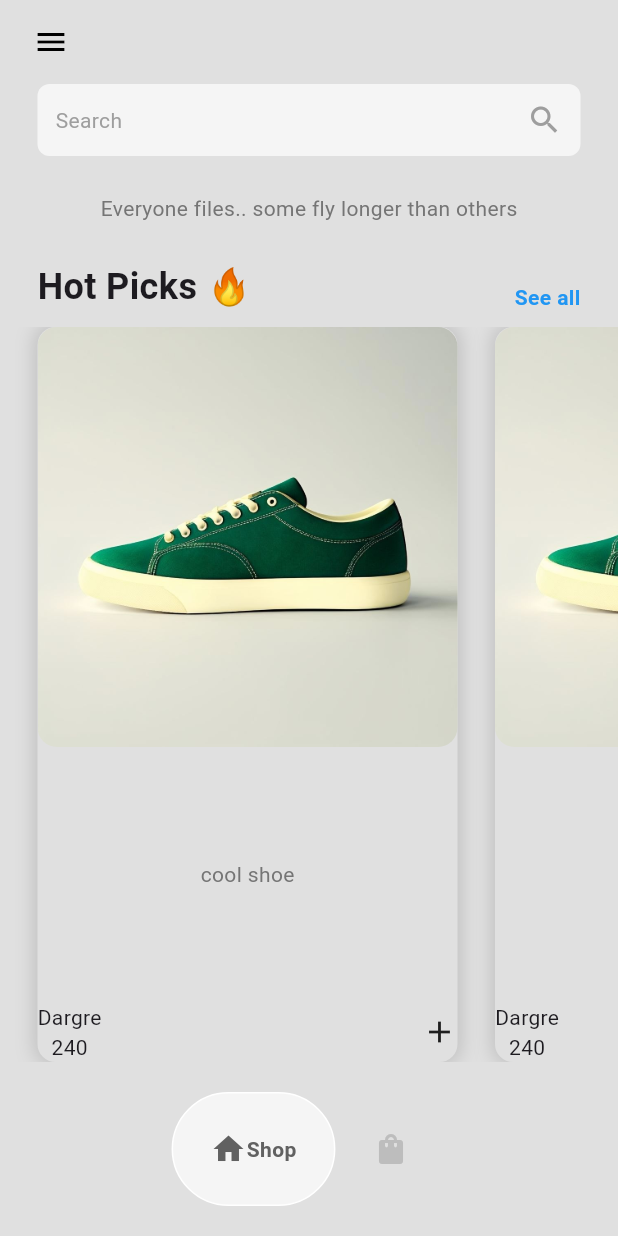
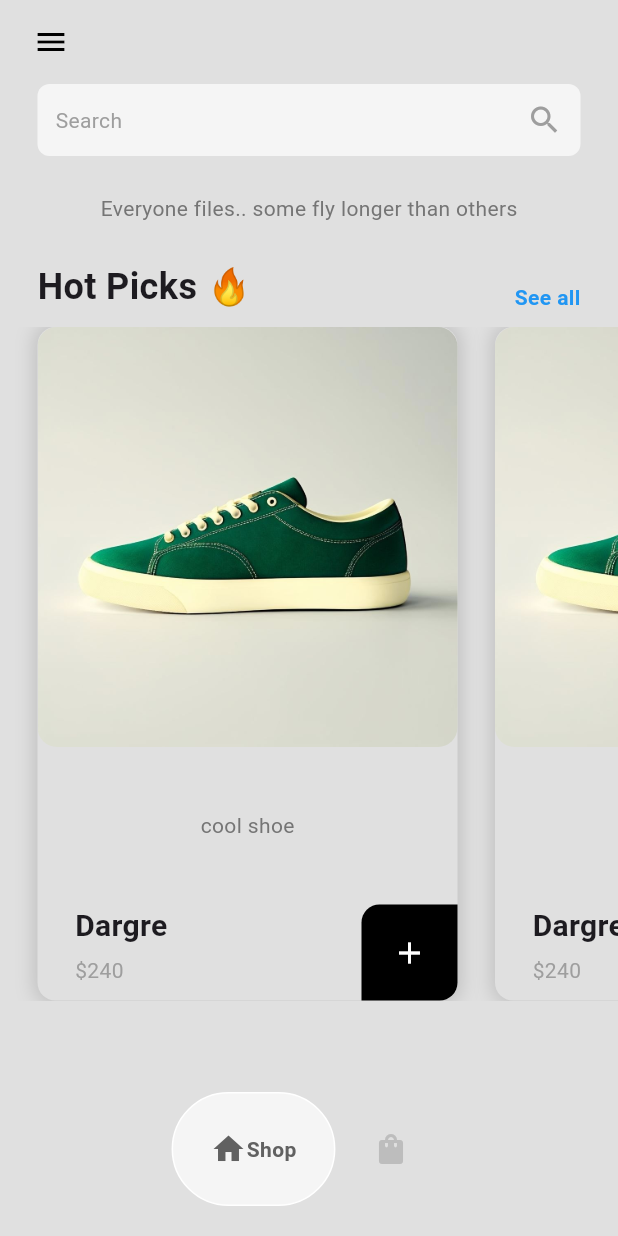
Before and after one commit to zehrayldz00/sneaker-shop, a Flutter app: the HomePage screen opened directly, on a phone screen of 412 x 824 dp. Run offline on Flutter 3.47's test engine with Material 3 defaults, Android fonts, the phone set to English and light mode, and no system bars; drawn by our look-alikes of google_nav_bar.

```diff
--- a/lib/components/shoe_tile.dart
+++ b/lib/components/shoe_tile.dart
@@ -16,13 +16,13 @@ class ShoeTile extends StatelessWidget {
       decoration: BoxDecoration(
           color: Colors.grey[300],
           borderRadius: BorderRadius.circular(12),
-          boxShadow: [BoxShadow(
+          boxShadow: [
+            BoxShadow(
                 color: Colors.grey.withOpacity(0.5),
                 blurRadius: 10,
-            spreadRadius: 2
-          )]
-      ),
-      child: Column( //2:13:55
+                spreadRadius: 2)
+          ]),
+      child: Column(
         mainAxisAlignment: MainAxisAlignment.spaceBetween,
         children: [
           //shoe pic
@@ -31,24 +31,56 @@ class ShoeTile extends StatelessWidget {
               child: Image.asset(shoe.imagePath)),
 
           //description
-          Text(shoe.description, style: TextStyle(color: Colors.grey[600],),),
+          Text(
+            shoe.description,
+            style: TextStyle(
+              color: Colors.grey[600],
+            ),
+          ),
 
           //price + details
-          Row(
+          Padding(
+            padding: const EdgeInsets.only(left: 25.0),
+            child: Row(
               mainAxisAlignment: MainAxisAlignment.spaceBetween,
+              crossAxisAlignment: CrossAxisAlignment.start,
               children: [
                 Column(
+                  crossAxisAlignment: CrossAxisAlignment.start,
                   children: [
                     // shoe name
-                  Text(shoe.name),
+                    Text(
+                      shoe.name,
+                      style: const
+                      TextStyle(
+                          fontWeight: FontWeight.bold,
+                          fontSize:20
+                      ),
+                    ),
+                    const SizedBox(height: 5,),
+
                     // price
-                  Text(shoe.price),
-              ],),
+                    Text(
+                      '\$' + shoe.price,
+                      style: const TextStyle(
+                          color: Colors.grey
+                      ),
+                    ),
+                  ],
+                ),
 
                 // plus button
-              Icon(Icons.add),
-          ],)
-
+                Container(
+                  padding: const EdgeInsets.all(20),
+                  decoration: const BoxDecoration(
+                    color: Colors.black,
+                    borderRadius: BorderRadius.only(topLeft: Radius.circular(12), bottomRight: Radius.circular(12)),
+                  ),
+                  child: const Icon(Icons.add, color: Colors.white),
+                )
+              ],
+            ),
+          )
         ],
       ),
     );
--- /dev/null
+++ b/lib/models/cart.dart
@@ -0,0 +1,13 @@
+class Cart{
+  //list of shoes
+
+  //list of items
+
+  //get list of items for sale
+
+  // get cart
+
+  //add items to cart
+
+  //remove items from cart
+}
--- a/lib/pages/shop_page.dart
+++ b/lib/pages/shop_page.dart
@@ -79,6 +79,12 @@ class _ShopPageState extends State<ShopPage> {
             },
           ),
         ),
+        Padding(
+          padding: const EdgeInsets.only(top:25.0, left:25, right: 25 ),
+          child: Divider(
+            color: Colors.grey[300],
+          ),
+        )
       ],
     );
   }
```
Lines whose indentation alone changed are shown as unchanged.
